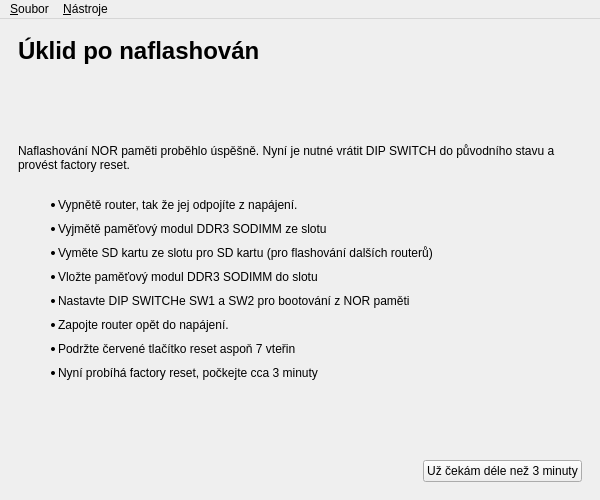
Qt form gui/installer.ui (turris-cz/rtools-gui) before a commit.
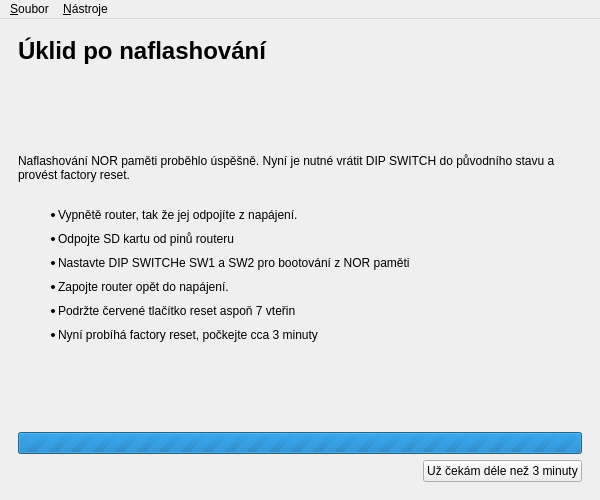
The same form after that commit. The open tabs and pages were chosen to show the change. Icons and pictures are not drawn.

What changed in the file:
```diff
--- a/gui/installer.ui
+++ b/gui/installer.ui
@@ -304,7 +304,7 @@
         <item>
          <widget class="QLabel" name="label_11">
           <property name="text">
-           <string>&lt;html&gt;&lt;head/&gt;&lt;body&gt;&lt;p&gt;&lt;span style=&quot; font-size:xx-large; font-weight:600;&quot;&gt;Úklid po naflashován&lt;/span&gt;&lt;/p&gt;&lt;/body&gt;&lt;/html&gt;</string>
+           <string>&lt;html&gt;&lt;head/&gt;&lt;body&gt;&lt;p&gt;&lt;span style=&quot; font-size:xx-large; font-weight:600;&quot;&gt;Úklid po naflashování&lt;/span&gt;&lt;/p&gt;&lt;/body&gt;&lt;/html&gt;</string>
           </property>
          </widget>
         </item>
@@ -317,7 +317,7 @@
            </sizepolicy>
           </property>
           <property name="text">
-           <string>&lt;html&gt;&lt;head/&gt;&lt;body&gt;&lt;p&gt;Naflashování NOR paměti proběhlo úspěšně. Nyní je nutné vrátit DIP SWITCH do původního stavu a provést factory reset.&lt;br/&gt;&lt;/p&gt;&lt;ul style=&quot;margin-top: 0px; margin-bottom: 0px; margin-left: 0px; margin-right: 0px; -qt-list-indent: 1;&quot;&gt;&lt;li style=&quot; margin-top:0px; margin-bottom:10px; margin-left:0px; margin-right:0px; -qt-block-indent:0; text-indent:0px;&quot;&gt;Vypnětě router, tak že jej odpojíte z napájení. &lt;/li&gt;&lt;li style=&quot; margin-top:0px; margin-bottom:10px; margin-left:0px; margin-right:0px; -qt-block-indent:0; text-indent:0px;&quot;&gt;Vyjmětě paměťový modul DDR3 SODIMM ze slotu&lt;/li&gt;&lt;li style=&quot; margin-top:0px; margin-bottom:10px; margin-left:0px; margin-right:0px; -qt-block-indent:0; text-indent:0px;&quot;&gt;Vyměte SD kartu ze slotu pro SD kartu (pro flashování dalších routerů)&lt;/li&gt;&lt;li style=&quot; margin-top:0px; margin-bottom:10px; margin-left:0px; margin-right:0px; -qt-block-indent:0; text-indent:0px;&quot;&gt;Vložte paměťový modul DDR3 SODIMM do slotu&lt;/li&gt;&lt;li style=&quot; margin-top:0px; margin-bottom:10px; margin-left:0px; margin-right:0px; -qt-block-indent:0; text-indent:0px;&quot;&gt;Nastavte DIP SWITCHe SW1 a SW2 pro bootování z NOR paměti&lt;/li&gt;&lt;li style=&quot; margin-top:0px; margin-bottom:10px; margin-left:0px; margin-right:0px; -qt-block-indent:0; text-indent:0px;&quot;&gt;Zapojte router opět do napájení.&lt;/li&gt;&lt;li style=&quot; margin-top:0px; margin-bottom:10px; margin-left:0px; margin-right:0px; -qt-block-indent:0; text-indent:0px;&quot;&gt;Podržte červené tlačítko reset aspoň 7 vteřin&lt;/li&gt;&lt;li style=&quot; margin-top:0px; margin-bottom:10px; margin-left:0px; margin-right:0px; -qt-block-indent:0; text-indent:0px;&quot;&gt;Nyní probíhá factory reset, počkejte cca 3 minuty&lt;/li&gt;&lt;/ul&gt;&lt;/body&gt;&lt;/html&gt;</string>
+           <string>&lt;html&gt;&lt;head/&gt;&lt;body&gt;&lt;p&gt;Naflashování NOR paměti proběhlo úspěšně. Nyní je nutné vrátit DIP SWITCH do původního stavu a provést factory reset.&lt;br/&gt;&lt;/p&gt;&lt;ul style=&quot;margin-top: 0px; margin-bottom: 0px; margin-left: 0px; margin-right: 0px; -qt-list-indent: 1;&quot;&gt;&lt;li style=&quot; margin-top:0px; margin-bottom:10px; margin-left:0px; margin-right:0px; -qt-block-indent:0; text-indent:0px;&quot;&gt;Vypnětě router, tak že jej odpojíte z napájení. &lt;/li&gt;&lt;li style=&quot; margin-top:0px; margin-bottom:10px; margin-left:0px; margin-right:0px; -qt-block-indent:0; text-indent:0px;&quot;&gt;Odpojte SD kartu od pinů routeru&lt;/li&gt;&lt;li style=&quot; margin-top:0px; margin-bottom:10px; margin-left:0px; margin-right:0px; -qt-block-indent:0; text-indent:0px;&quot;&gt;Nastavte DIP SWITCHe SW1 a SW2 pro bootování z NOR paměti&lt;/li&gt;&lt;li style=&quot; margin-top:0px; margin-bottom:10px; margin-left:0px; margin-right:0px; -qt-block-indent:0; text-indent:0px;&quot;&gt;Zapojte router opět do napájení.&lt;/li&gt;&lt;li style=&quot; margin-top:0px; margin-bottom:10px; margin-left:0px; margin-right:0px; -qt-block-indent:0; text-indent:0px;&quot;&gt;Podržte červené tlačítko reset aspoň 7 vteřin&lt;/li&gt;&lt;li style=&quot; margin-top:0px; margin-bottom:10px; margin-left:0px; margin-right:0px; -qt-block-indent:0; text-indent:0px;&quot;&gt;Nyní probíhá factory reset, počkejte cca 3 minuty&lt;/li&gt;&lt;/ul&gt;&lt;/body&gt;&lt;/html&gt;</string>
           </property>
           <property name="textFormat">
            <enum>Qt::RichText</enum>
@@ -327,6 +327,20 @@
           </property>
          </widget>
         </item>
+        <item>
+         <layout class="QHBoxLayout" name="horizontalLayout_10">
+          <item>
+           <widget class="QProgressBar" name="progressBar_6">
+            <property name="maximum">
+             <number>0</number>
+            </property>
+            <property name="value">
+             <number>-1</number>
+            </property>
+           </widget>
+          </item>
+         </layout>
+        </item>
         <item>
          <layout class="QHBoxLayout" name="horizontalLayout_7">
           <item>
```
Left out of the diff: 12 changed lines with no effect on the pictures.
